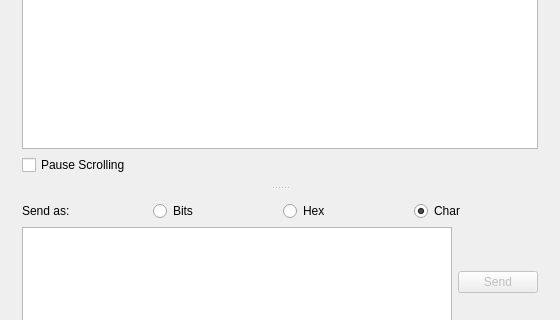
Before: the Qt Designer form mainwindow.ui in AKstatistics/QtSerialParser, drawn with Qt 5; both pictures show x 0 to 560 and y 101 to 421 of the 560 by 555 pixel window.
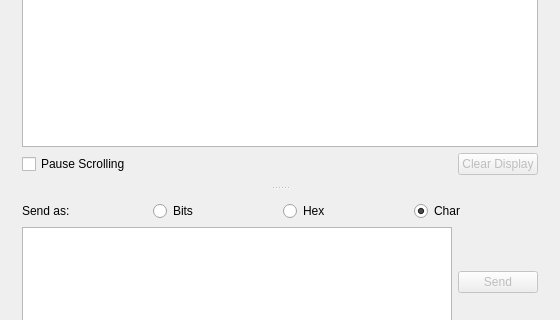
After: the same form once the commit is applied.

What changed in the file:
```diff
--- a/mainwindow.ui
+++ b/mainwindow.ui
@@ -120,6 +120,22 @@
             </property>
            </widget>
           </item>
+          <item>
+           <widget class="QPushButton" name="clearDisplayButton">
+            <property name="enabled">
+             <bool>false</bool>
+            </property>
+            <property name="sizePolicy">
+             <sizepolicy hsizetype="Fixed" vsizetype="Fixed">
+              <horstretch>0</horstretch>
+              <verstretch>0</verstretch>
+             </sizepolicy>
+            </property>
+            <property name="text">
+             <string>Clear Display</string>
+            </property>
+           </widget>
+          </item>
          </layout>
         </item>
        </layout>
```
